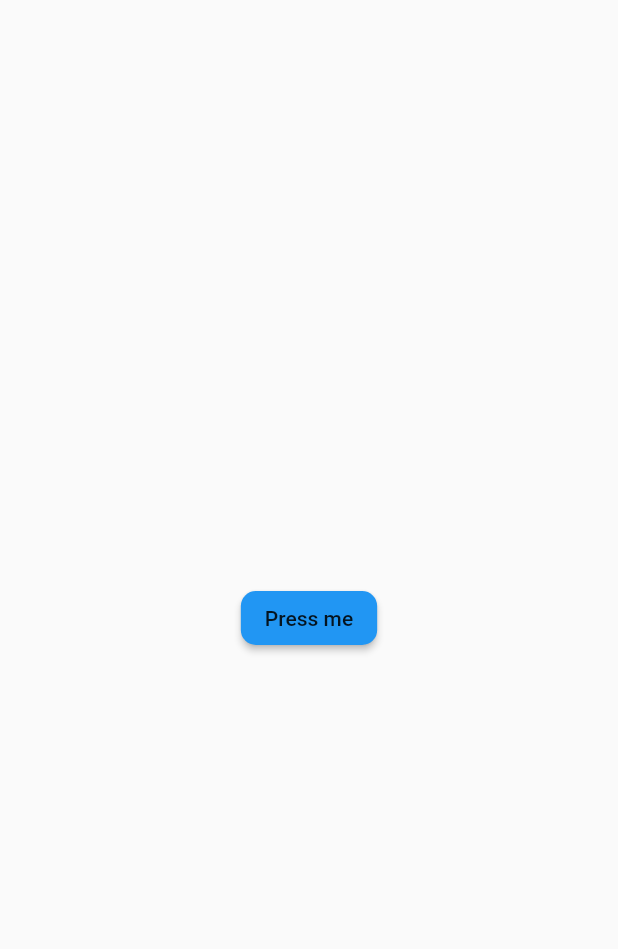
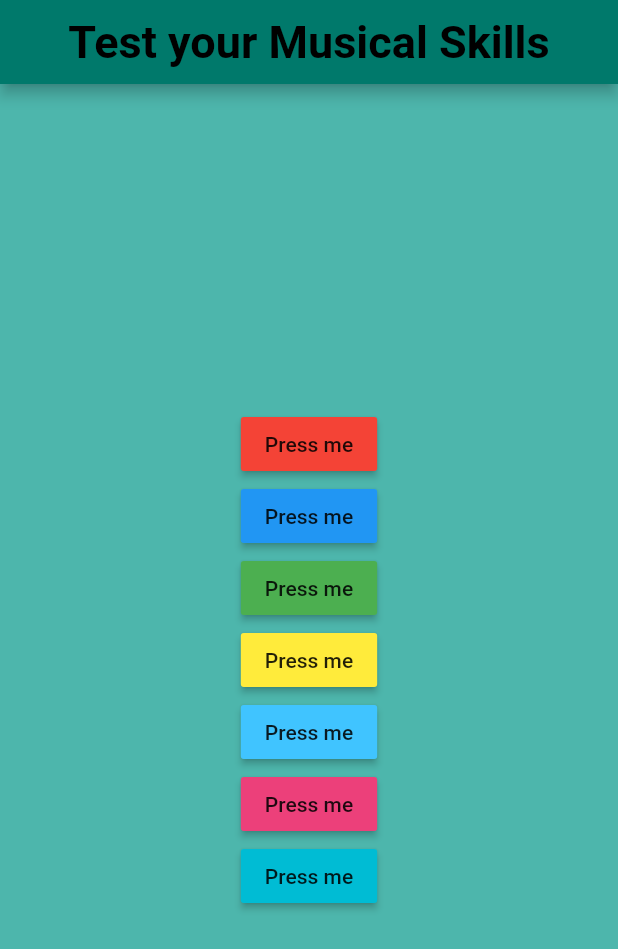
Before and after one commit to Meruem243/xylophone_a_simple_musical_instrument_app, a Flutter app: the screen it shows after launch, after a tap on "Press me", on a phone screen of 412 x 824 dp. Shown: the top 949 px of the screen. Run offline on Flutter 3.47's test engine with Material 2 defaults, Android fonts, the light colour scheme and no system bars; our stand-ins replace audioplayers.

Commit message:
Added more buttons & function to play multiple sounds on multiple buttons & added app bar

```diff
--- a/lib/main.dart
+++ b/lib/main.dart
@@ -10,7 +10,21 @@ class XylophoneApp extends StatelessWidget {
   @override
   Widget build(BuildContext context) {
     return MaterialApp(
+      // home: AppBar(title: const Text('Test you skills'), ),
       home: Scaffold(
+        backgroundColor: Colors.teal[300],
+        appBar: AppBar(
+          backgroundColor: Colors.teal[700],
+          foregroundColor: Colors.black,
+          title: const Text(
+            'Test your Musical Skills',
+            style: TextStyle(
+              fontSize: 30.0,
+              fontWeight: FontWeight.bold,
+            ),
+          ),
+          centerTitle: true,
+        ),
         body: SafeArea(
           child: Center(
             // child: TextButton(
@@ -32,21 +46,82 @@ class XylophoneApp extends StatelessWidget {
             //   ),
             //   child: const Text('click me'),
             // ),
-            child: MaterialButton(
+            child: Column(
+              mainAxisAlignment: MainAxisAlignment.center,
+              children: <Widget>[
+                MaterialButton(
                   onPressed: () {
-                final player = AudioPlayer();
-                player.play(AssetSource('note1.wav'));
+                    playSound(1);
+                  },
+                  enableFeedback: false, // Disable the sound effect
+                  color: Colors.red,
+
+                  child: const Text('Press me'),
+                ),
+                MaterialButton(
+                  onPressed: () {
+                    playSound(2);
                   },
                   enableFeedback: false, // Disable the sound effect
                   color: Colors.blue,
-              shape: RoundedRectangleBorder(
-                borderRadius: BorderRadius.circular(10),
+
+                  child: const Text('Press me'),
                 ),
+                MaterialButton(
+                  onPressed: () {
+                    playSound(3);
+                  },
+                  enableFeedback: false, // Disable the sound effect
+                  color: Colors.green,
+
                   child: const Text('Press me'),
+                ),
+                MaterialButton(
+                  onPressed: () {
+                    playSound(4);
+                  },
+                  enableFeedback: false, // Disable the sound effect
+                  color: Colors.yellow,
+
+                  child: const Text('Press me'),
+                ),
+                MaterialButton(
+                  onPressed: () {
+                    playSound(5);
+                  },
+                  enableFeedback: false, // Disable the sound effect
+                  color: Colors.lightBlueAccent,
+
+                  child: const Text('Press me'),
+                ),
+                MaterialButton(
+                  onPressed: () {
+                    playSound(6);
+                  },
+                  enableFeedback: false, // Disable the sound effect
+                  color: Colors.pink[400],
+
+                  child: const Text('Press me'),
+                ),
+                MaterialButton(
+                  onPressed: () {
+                    playSound(7);
+                  },
+                  enableFeedback: false, // Disable the sound effect
+                  color: Colors.cyan[500],
+
+                  child: const Text('Press me'),
+                ),
+              ],
             ),
           ),
         ),
       ),
     );
   }
+
+  void playSound(int soundNum) {
+    final player = AudioPlayer();
+    player.play(AssetSource('note$soundNum.wav'));
   }
+}
```
Also changed, not shown: 1 other file. Lines whose indentation alone changed are shown as unchanged.
